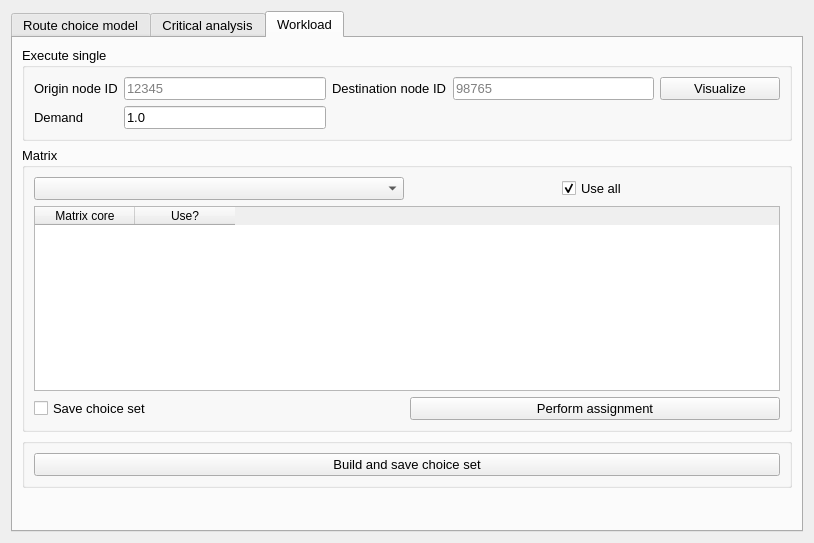
First picture: the form in qaequilibrae/modules/paths_procedures/forms/ui_route_choice.ui, repository AequilibraE/QAequilibraE, before the edit.
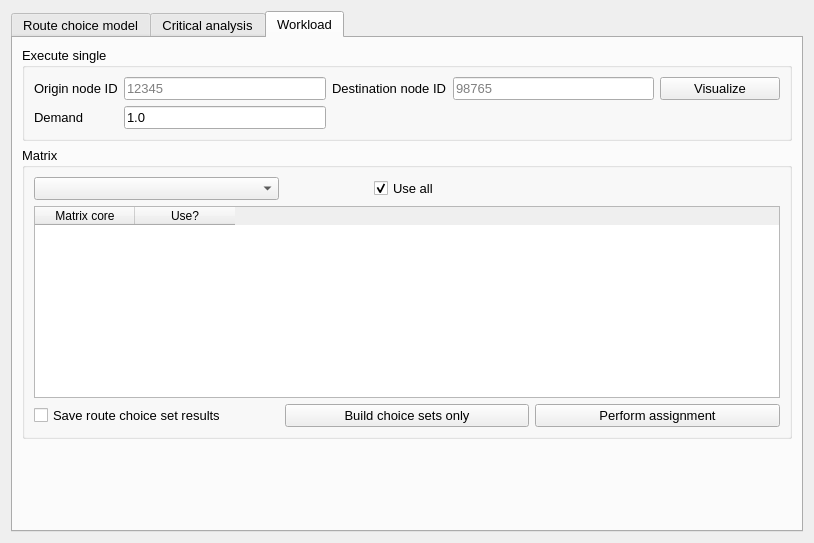
Second picture: the form after the edit. The open tabs and pages were chosen to show the change.

```diff
--- a/qaequilibrae/modules/paths_procedures/forms/ui_route_choice.ui
+++ b/qaequilibrae/modules/paths_procedures/forms/ui_route_choice.ui
@@ -312,10 +312,10 @@
           <string>Matrix</string>
          </property>
          <layout class="QGridLayout" name="gridLayout_2">
-          <item row="4" column="1">
-           <widget class="QPushButton" name="but_perform_assig">
+          <item row="4" column="0">
+           <widget class="QCheckBox" name="chb_save_choice_set">
             <property name="text">
-             <string>Perform assignment</string>
+             <string>Save route choice set results</string>
             </property>
            </widget>
           </item>
@@ -338,17 +338,10 @@
             </property>
            </widget>
           </item>
-          <item row="4" column="0">
-           <widget class="QCheckBox" name="chb_save_choice_set">
-            <property name="text">
-             <string>Save choice set</string>
-            </property>
-           </widget>
-          </item>
           <item row="1" column="0">
            <widget class="QComboBox" name="cob_matrices"/>
           </item>
-          <item row="3" column="0" colspan="2">
+          <item row="3" column="0" colspan="3">
            <widget class="QTableWidget" name="tbl_array_cores">
             <column>
              <property name="text">
@@ -362,16 +355,17 @@
             </column>
            </widget>
           </item>
-         </layout>
-        </widget>
-       </item>
-       <item>
-        <widget class="QGroupBox" name="box_build_and_save">
-         <layout class="QGridLayout" name="gridLayout_6">
-          <item row="0" column="0">
+          <item row="4" column="1">
            <widget class="QPushButton" name="but_build_and_save">
             <property name="text">
-             <string>Build and save choice set</string>
+             <string>Build choice sets only</string>
+            </property>
+           </widget>
+          </item>
+          <item row="4" column="2">
+           <widget class="QPushButton" name="but_perform_assig">
+            <property name="text">
+             <string>Perform assignment</string>
             </property>
            </widget>
           </item>
```
